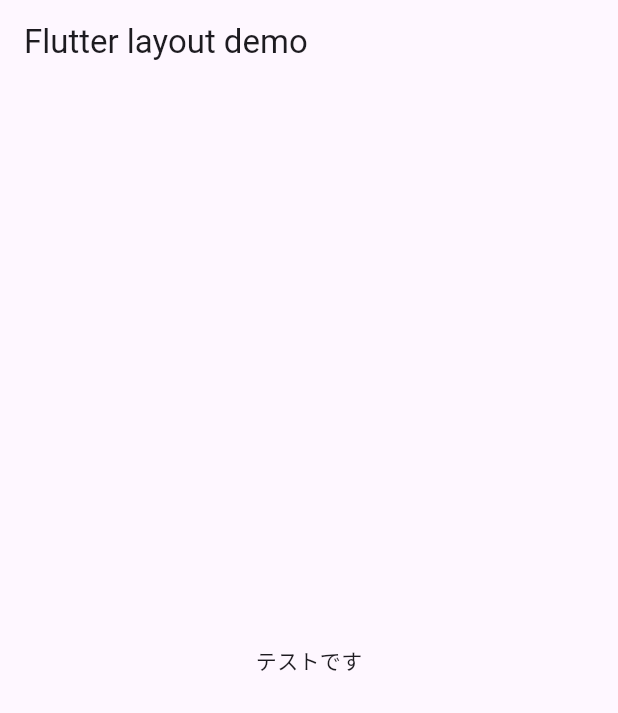
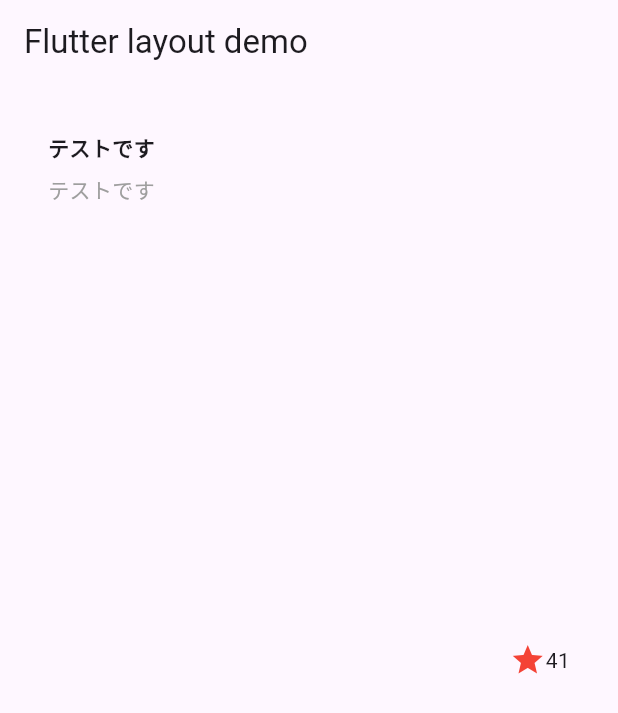
Before and after one commit to tsuruobiz/flutter_tutorial_2024, a Flutter app: the screen it shows after launch, on a phone screen of 412 x 824 dp. Shown: the top 713 px of the screen. Run offline on Flutter 3.47's test engine with Material 3 defaults, Android fonts, the phone set to English and light mode, and no system bars.

```diff
--- a/lib/main.dart
+++ b/lib/main.dart
@@ -14,10 +14,9 @@ class MyApp extends StatelessWidget {
         appBar: AppBar(
           title: const Text(appTitle),
         ),
-        body: const Center(
-          child: TitleSection(
-            name: 'テストです',
-          ),
+        body: TitleSection(
+          name: 'テストです',
+          location: 'テストです',
         ),
       ),
     );
@@ -25,12 +24,53 @@ class MyApp extends StatelessWidget {
 }
 
 class TitleSection extends StatelessWidget {
-  const TitleSection({super.key, required this.name});
+  const TitleSection({
+    super.key,
+    required this.name,
+    required this.location,
+  });
 
   final String name;
+  final String location;
 
   @override
   Widget build(BuildContext context) {
-    return Text(name);
+    return Padding(
+      padding: const EdgeInsets.all(32),
+      child: Row(
+        children: [
+          Expanded(
+            /*1*/
+            child: Column(
+              crossAxisAlignment: CrossAxisAlignment.start,
+              children: [
+                /*2*/
+                Padding(
+                  padding: const EdgeInsets.only(bottom: 8),
+                  child: Text(
+                    name,
+                    style: const TextStyle(
+                      fontWeight: FontWeight.bold,
+                    ),
+                  ),
+                ),
+                Text(
+                  location,
+                  style: TextStyle(
+                    color: Colors.grey[500],
+                  ),
+                ),
+              ],
+            ),
+          ),
+          /*3*/
+          Icon(
+            Icons.star,
+            color: Colors.red[500],
+          ),
+          const Text('41'),
+        ],
+      ),
+    );
   }
 }
```
